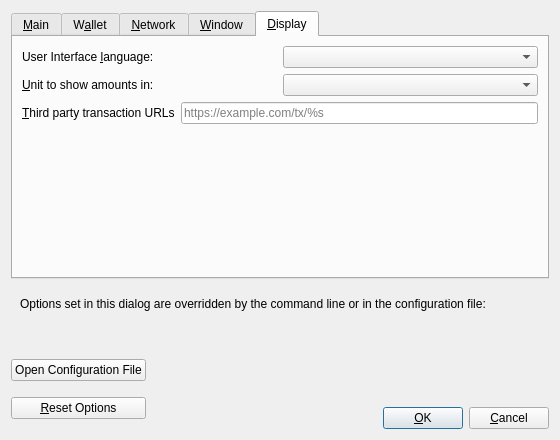
Old version of the form src/qt/forms/optionsdialog.ui in the repository bitcoin-core/gui.
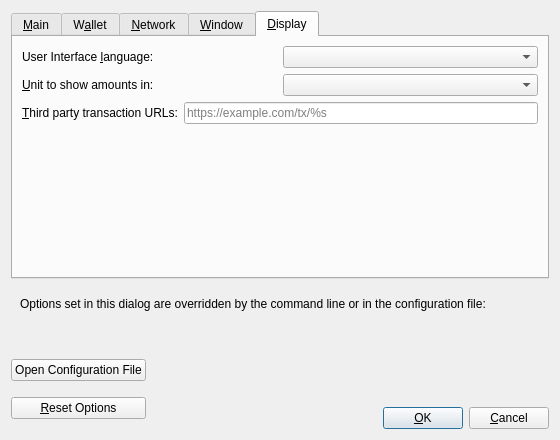
New version of the form. The open tabs and pages were chosen to show the change. Custom widgets are drawn as their Qt base class.

Commit message: add colon to third party URLS data field

What changed in the file:
```diff
--- a/src/qt/forms/optionsdialog.ui
+++ b/src/qt/forms/optionsdialog.ui
@@ -673,7 +673,7 @@
             <string>Third party URLs (e.g. a block explorer) that appear in the transactions tab as context menu items. %s in the URL is replaced by transaction hash. Multiple URLs are separated by vertical bar |.</string>
            </property>
            <property name="text">
-            <string>&amp;Third party transaction URLs</string>
+            <string>&amp;Third party transaction URLs:</string>
            </property>
            <property name="buddy">
             <cstring>thirdPartyTxUrls</cstring>
```
